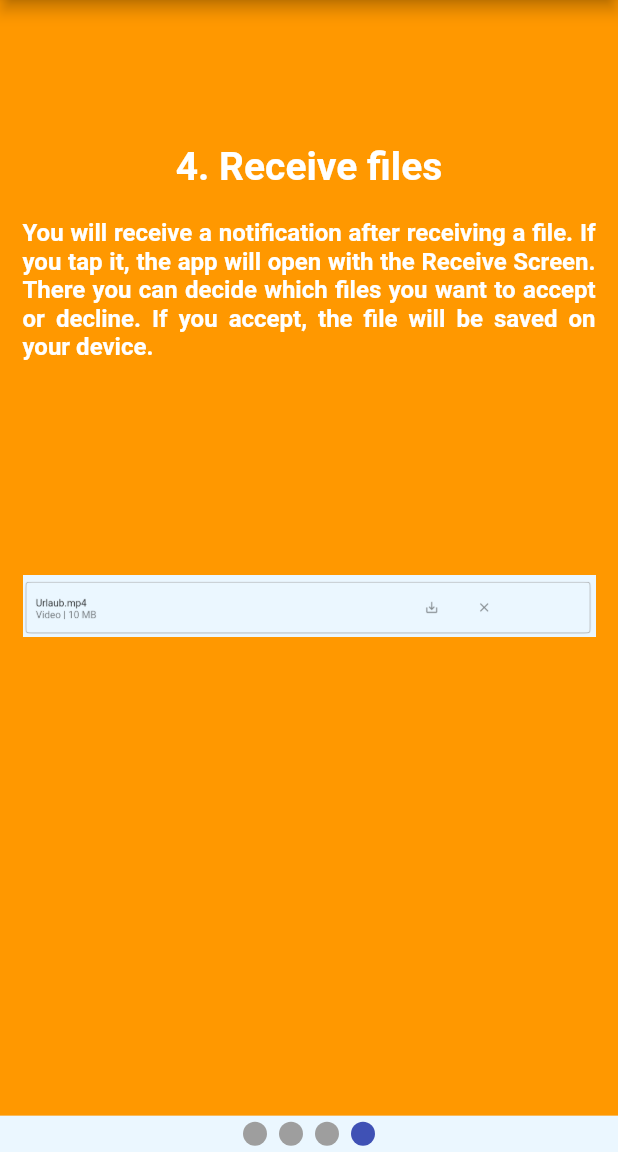
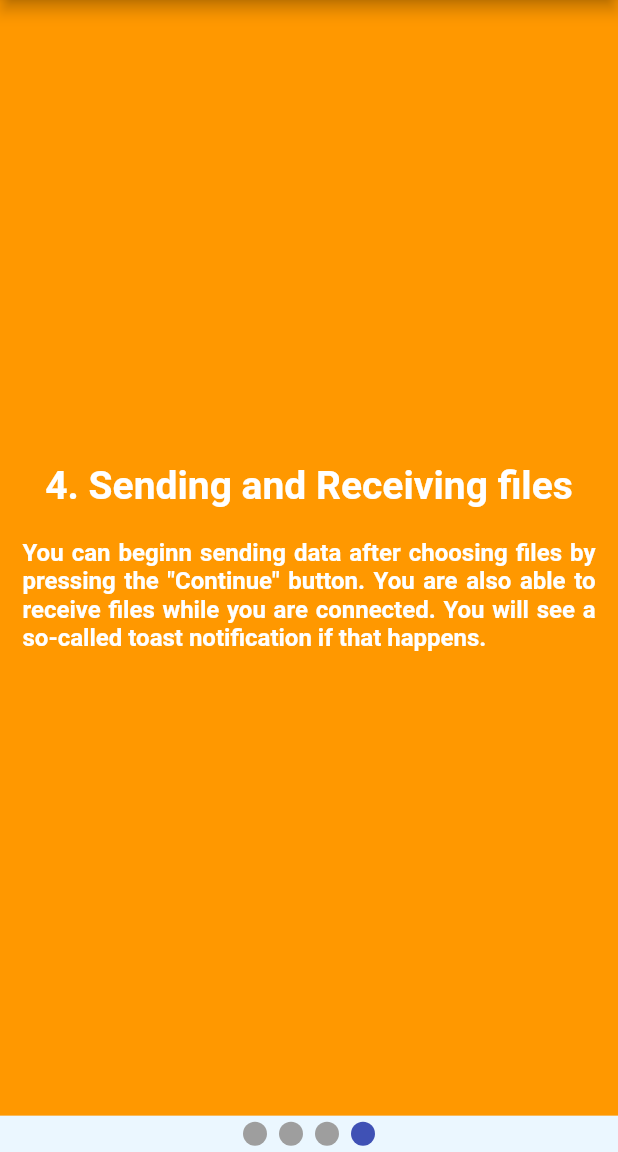
Before and after one commit to szettl135/share2desktop, a Flutter app: the Anleitung screen opened directly, swiped to page 4, on a phone screen of 412 x 824 dp, the part 84-1236 px from its top. Run offline on Flutter 3.47's test engine with Material 2 defaults, Android fonts, the phone set to English and light mode, and no system bars; drawn by our look-alikes of smooth_page_indicator; our stand-ins replace adaptive_theme, after_layout, auto_size_text, carousel_slider, device_info_plus, file_picker and 6 more; missing offline and left inert: flutter_webrtc, mobile_scanner, platform_device_id, sdp_transform, shared_preferences_windows, window_size; accounts and stored records are empty; generated files the repository leaves out were written again; network calls fail; Roboto replaces fonts that are missing (Arial).

Commit message:
alles besser, anleitung, geräte in der nähe weg

```diff
--- a/lib/anleitung.dart
+++ b/lib/anleitung.dart
@@ -130,13 +130,13 @@ class _Anleitung extends State<Anleitung> {
                           height: MediaQuery.of(context).size.height * 0.15,
                           fit: BoxFit.contain,
                         )),
-                        Spacer(flex:1),
-                        Container(
-                            child: Image.asset(
-                          'assets/anleitung2_2.png',
-                          height: MediaQuery.of(context).size.height * 0.15,
-                          fit: BoxFit.contain,
-                        )),
+                        // Spacer(flex:1),
+                        // Container(
+                        //     child: Image.asset(
+                        //   'assets/anleitung2_2.png',
+                        //   height: MediaQuery.of(context).size.height * 0.15,
+                        //   fit: BoxFit.contain,
+                        // )),
                         Spacer(flex:3)
                       ]))),
                   Container(
@@ -186,14 +186,14 @@ class _Anleitung extends State<Anleitung> {
                                 color: Colors.white,
                                 fontWeight: FontWeight.bold),
                           ),
-                          Spacer(flex:1),
-                          Container(
-                            child: Image.asset(
-                          'assets/anleitung4_1.png',
-                          height: MediaQuery.of(context).size.height * 0.2,
-                          fit: BoxFit.contain,
-                        )),
-                          Spacer(flex:3)
+                          Spacer(),
+                        //   Container(
+                        //     child: Image.asset(
+                        //   'assets/anleitung4_1.png',
+                        //   height: MediaQuery.of(context).size.height * 0.2,
+                        //   fit: BoxFit.contain,
+                        // )),
+                        //   Spacer(flex:3)
                         ]),
                       )),
                 ]),
--- a/lib/chooseFiles.dart
+++ b/lib/chooseFiles.dart
@@ -310,7 +310,7 @@ class aChooseFiles extends State<ChooseFiles> {
               content: SingleChildScrollView(
                 child: ListBody(
                   children: <Widget>[
-                    Text("Daten werden gesendet...",
+                    Text(AppLocalizations.of(context)!.sendingFiles,
                         style: Theme.of(context).textTheme.bodyText1),
                     SizedBox(height: 30),
                     Center(
--- a/lib/l10n/app_en.arb
+++ b/lib/l10n/app_en.arb
@@ -32,11 +32,11 @@
     "instructions1_header": "1. How it works and permissions",
     "instructions1": "Share2Desktop does not save any of your data. You have to allow access to your files when asked though, so the app can function properly. The files go through our app for a short amount of time (this is why you need to grant access), then they are sent to the other device through a peer-to-peer (device to device) Connection; your data is then immediatly deleted from our app, we save nothing. You have to grant permission so you can transmit data.",
     "instructions2_header": "2. Choosing a device",
-    "instructions2": "You can choose the target device directly from the list, or you can scan the QR-Code of the other device by pressing the camera button. To get your own QR-Code, press \"Your Device\".",
+    "instructions2": "You can scan/enter the QR-Code of the other device by pressing the camera button. To get your own QR-Code, press \"Your Device\".",
      "instructions3_header": "3. Choosing files",
-    "instructions3": "Pressing \"Choose files\" will open up a menu where you can select multiple files from your system. Select the files you want to send.",
-    "instructions4_header": "4. Receive files",
-    "instructions4": "You will receive a notification after receiving a file. If you tap it, the app will open with the Receive Screen. There you can decide which files you want to accept or decline. If you accept, the file will be saved on your device.",
+    "instructions3": "Connecting will make both devices go onto the \"Send Files\" Screen. Pressing \"Choose files\" will open up a menu where you can select multiple files from your system. Select the files you want to send.",
+    "instructions4_header": "4. Sending and Receiving files",
+    "instructions4": "You can beginn sending data after choosing files by pressing the \"Continue\" button. You are also able to receive files while you are connected. You will see a so-called toast notification if that happens.",
     "connectionLost": "Connection lost!",
     "reconnect": "Reconnect",
     "chooseLang": "Choose a language",
@@ -59,7 +59,10 @@
     "receive1": "File ",
     "receive2": " is being received ...",
     "receive3": " was saved. ",
-    "userCanceled": "User cancelled connection!"
+    "userCanceled": "User cancelled connection!",
+    "sendingFiles": "Sending files...",
+    "getStarted": "Connect to another device to get started.",
+    "openTheMenu": "Open the menu on the left to get more instructions, if needed"
 
 
 
--- a/lib/qrcodeScanner.dart
+++ b/lib/qrcodeScanner.dart
@@ -4,12 +4,13 @@ import 'package:mobile_scanner/mobile_scanner.dart';
 import 'package:share2desktop/connectionObject.dart';
 import 'package:provider/provider.dart';
 import 'package:share2desktop/main.dart';
+import 'package:flutter_gen/gen_l10n/app_localizations.dart';
 
 class QRCodeScanner extends StatelessWidget {
   @override
   Widget build(BuildContext context) {
     return Scaffold(
-      appBar: AppBar(title: const Text('Mobile Scanner')),
+      appBar: AppBar(title: Text(AppLocalizations.of(context)!.scanQR)),
       body: MobileScanner(
           allowDuplicates: false,
           onDetect: (barcode, args) {
```
Also changed, not shown: lib/deviceSelection.dart (+78 -65 lines), lib/l10n/app_de.arb (+8 -5 lines), 1 other file.
